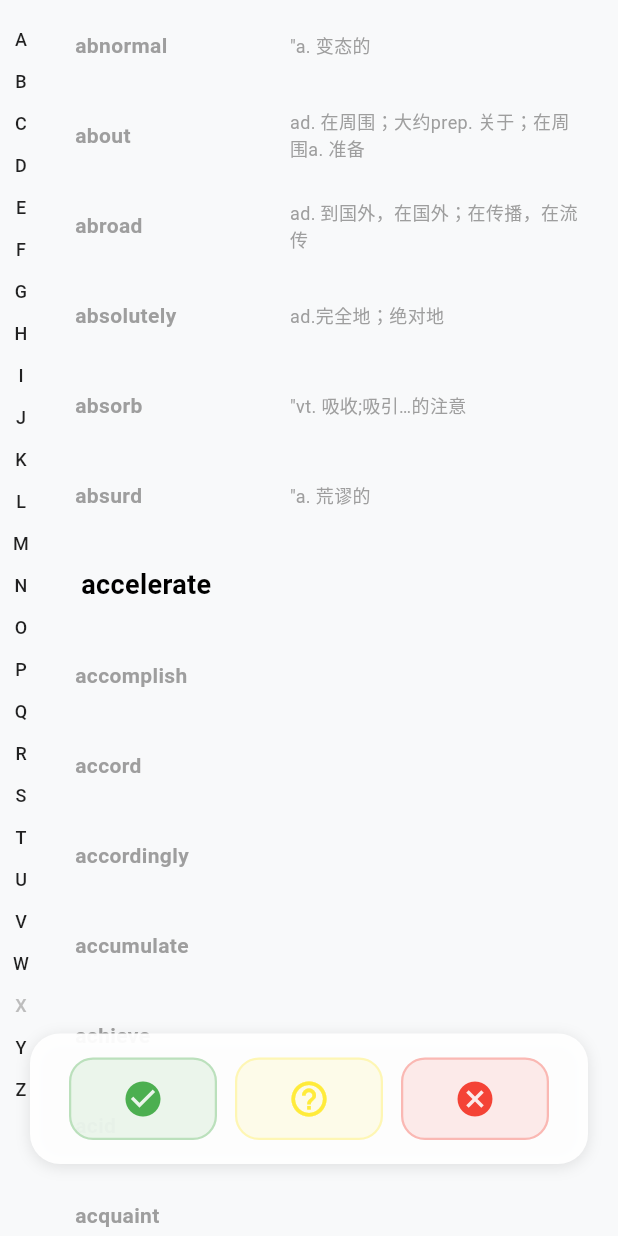
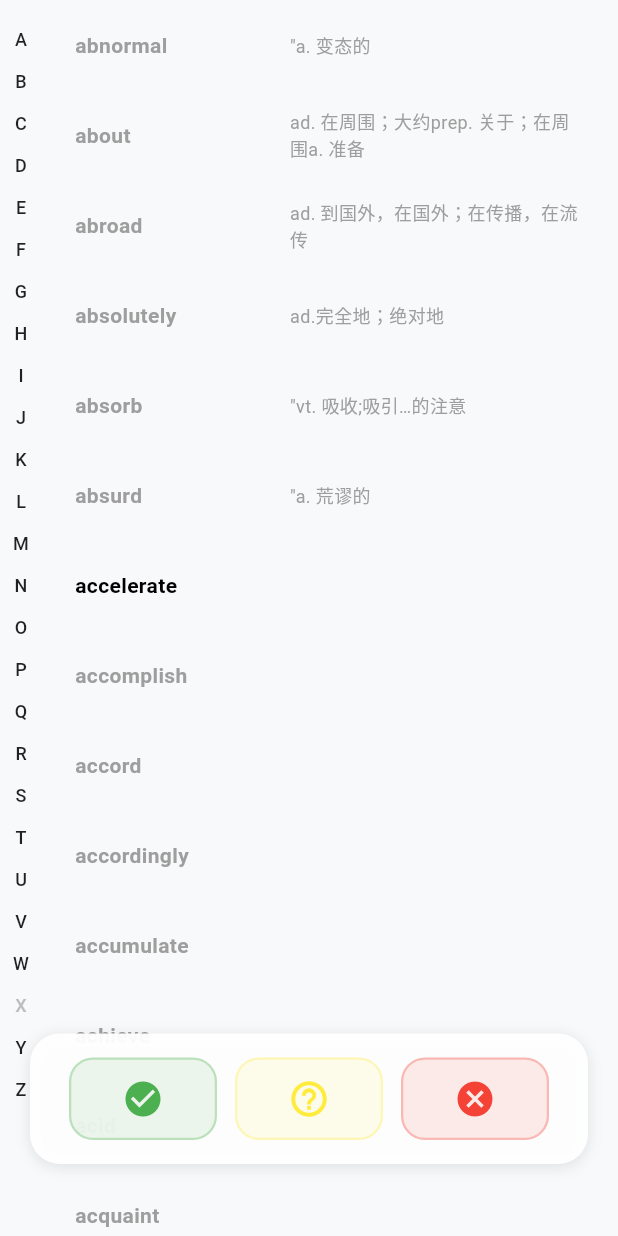
Before and after one commit to HadeanRay/ielts_sequential_word_list, a Flutter app: the screen it shows after launch, on a phone screen of 412 x 824 dp. Run offline on Flutter 3.47's test engine with Material 3 defaults, Android fonts, the phone set to English and light mode, and no system bars; our stand-ins replace shared_preferences; missing offline and left inert: excel.

Commit message:
fix(widgets): 统一 WordListItem 内边距和字体大小配置
将 WordListItem 中的垂直内边距、水平内边距以及字体大小配置进行统一，
移除原有的条件判断逻辑，使组件样式更加一致。

```diff
--- a/lib/widgets/word_list_item.dart
+++ b/lib/widgets/word_list_item.dart
@@ -126,11 +126,11 @@ class WordListItem extends StatelessWidget {
 
 
 
-          vertical: isCenter ? 12 : 8, // 降低垂直内边距
+          vertical: 8, // 统一垂直内边距
 
 
 
-          horizontal: isCenter ? 16 : 12, // 降低水平内边距
+          horizontal: 12, // 统一水平内边距
 
 
 
@@ -186,7 +186,7 @@ class WordListItem extends StatelessWidget {
 
 
 
-                  fontSize: isCenter ? 18 : 14, // 降低字体大小
+                  fontSize: 14, // 统一字体大小
 
 
 
@@ -250,7 +250,7 @@ class WordListItem extends StatelessWidget {
 
 
 
-                  fontSize: isCenter ? 16 : 12, // 降低字体大小
+                  fontSize: 12, // 统一字体大小
 
 
 
```
